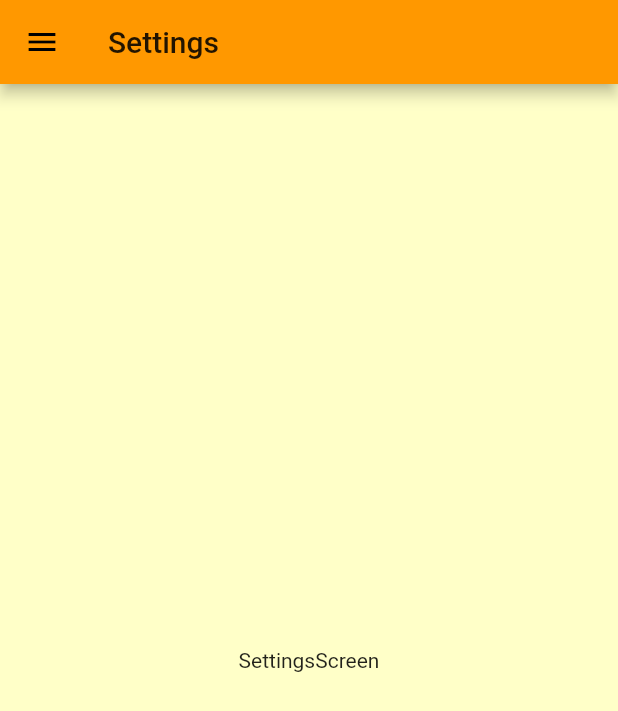
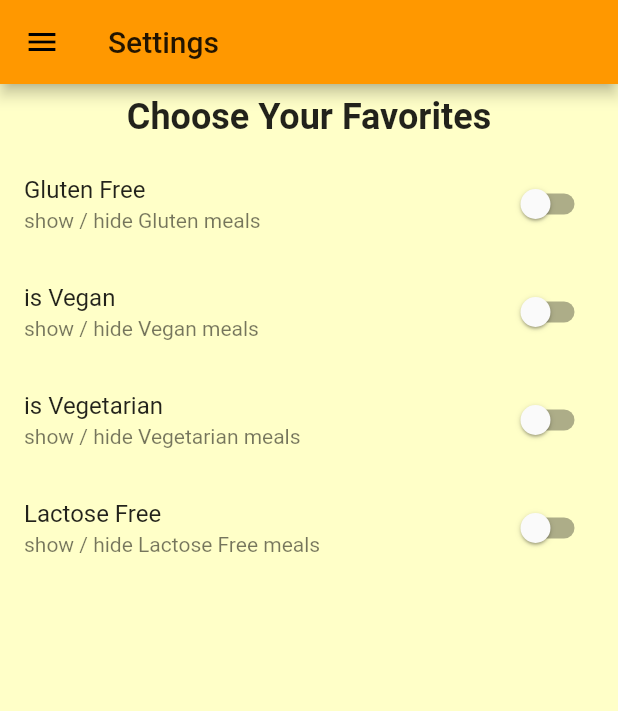
Before and after one commit to FadyFouad/flutter_meals_app, a Flutter app: the SettingsScreen screen opened by its route, on a phone screen of 412 x 824 dp. Shown: the top 711 px of the screen. Run offline on Flutter 3.47's test engine with Material 2 defaults, Android fonts, the phone set to English and light mode, and no system bars.

Commit message:
SettingsScreen

```diff
--- a/lib/screens/meal_detail_screen.dart
+++ b/lib/screens/meal_detail_screen.dart
@@ -38,7 +38,8 @@ class MealDetailsScreen extends StatelessWidget {
                       padding: const EdgeInsets.all(8.0),
                       child: Text(
                         selectedMeal.ingredients[index],
-                        style: TextStyle(fontSize: 16,fontWeight: FontWeight.bold),
+                        style: TextStyle(
+                            fontSize: 16, fontWeight: FontWeight.bold),
                         textAlign: TextAlign.center,
                       ),
                     ),
@@ -69,6 +70,12 @@ class MealDetailsScreen extends StatelessWidget {
           ),
         ),
       ),
+      floatingActionButton: FloatingActionButton(
+        child: Icon(Icons.favorite_border),
+        onPressed: () {
+
+        },
+      ),
     );
   }
 
--- a/lib/screens/settings_screen.dart
+++ b/lib/screens/settings_screen.dart
@@ -1,3 +1,4 @@
+import 'package:flutter/cupertino.dart';
 import 'package:flutter/material.dart';
 import 'package:fluttermealsapp/widgets/main_drawer.dart';
 
@@ -5,16 +6,92 @@ import 'package:fluttermealsapp/widgets/main_drawer.dart';
 ///*** Created by Fady Fouad on 24-Mar-20 at 02:15.***
 ///****************************************************
 
-class SettingsScreen extends StatelessWidget {
+class SettingsScreen extends StatefulWidget {
+  @override
+  _SettingsScreenState createState() => _SettingsScreenState();
+}
+
+class _SettingsScreenState extends State<SettingsScreen> {
+  var _isGlutenFree = false;
+  var _isVegan = false;
+  var _isVegetarian = false;
+  var _isLactoseFree = false;
+
+  Widget _listSwitchTile(
+      String title, String subTitle, bool _value, Function onChanged) {
+    return SwitchListTile(
+      value: _value,
+      title: Text(title),
+      subtitle: Text(subTitle),
+      onChanged: onChanged,
+    );
+  }
+
   @override
   Widget build(BuildContext context) {
     return Scaffold(
       appBar: AppBar(
-        title:Text("Settings"),
+        title: Text("Settings"),
       ),
-      drawer: Drawer(child: MainDrawer(),),
-      body: Center(
-        child: Text("SettingsScreen"),
+      drawer: Drawer(
+        child: MainDrawer(),
+      ),
+      body: Column(
+        children: <Widget>[
+          Container(
+            padding: EdgeInsets.all(8),
+            child: Text(
+              "Choose Your Favorites",
+              style: TextStyle(fontWeight: FontWeight.bold, fontSize: 24),
+            ),
+          ),
+          Expanded(
+            child: ListView(
+              children: <Widget>[
+                _listSwitchTile(
+                  "Gluten Free",
+                  "show / hide Gluten meals",
+                  _isGlutenFree,
+                  (bool value) {
+                    setState(() {
+                      _isGlutenFree = value;
+                    });
+                  },
+                ),
+                _listSwitchTile(
+                  "is Vegan",
+                  "show / hide Vegan meals",
+                  _isVegan,
+                  (bool value) {
+                    setState(() {
+                      _isVegan = value;
+                    });
+                  },
+                ),
+                _listSwitchTile(
+                  "is Vegetarian",
+                  "show / hide Vegetarian meals",
+                  _isVegetarian,
+                  (bool value) {
+                    setState(() {
+                      _isVegetarian = value;
+                    });
+                  },
+                ),
+                _listSwitchTile(
+                  "Lactose Free",
+                  "show / hide Lactose Free meals",
+                  _isLactoseFree,
+                  (bool value) {
+                    setState(() {
+                      _isLactoseFree = value;
+                    });
+                  },
+                ),
+              ],
+            ),
+          )
+        ],
       ),
     );
   }
```
